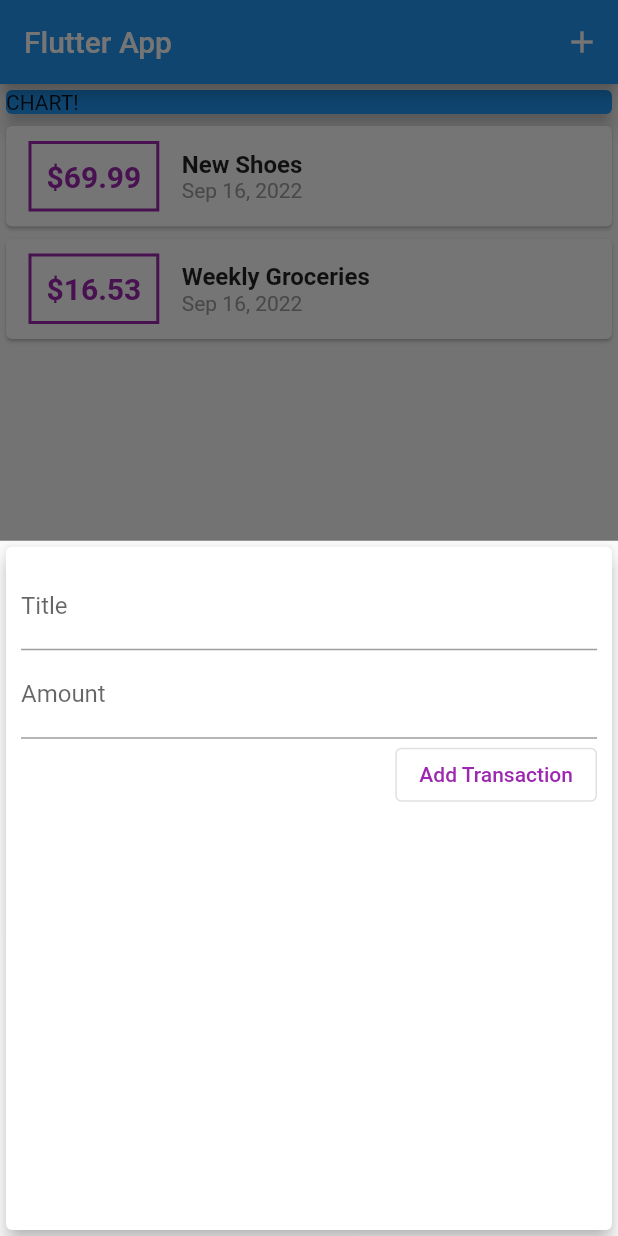
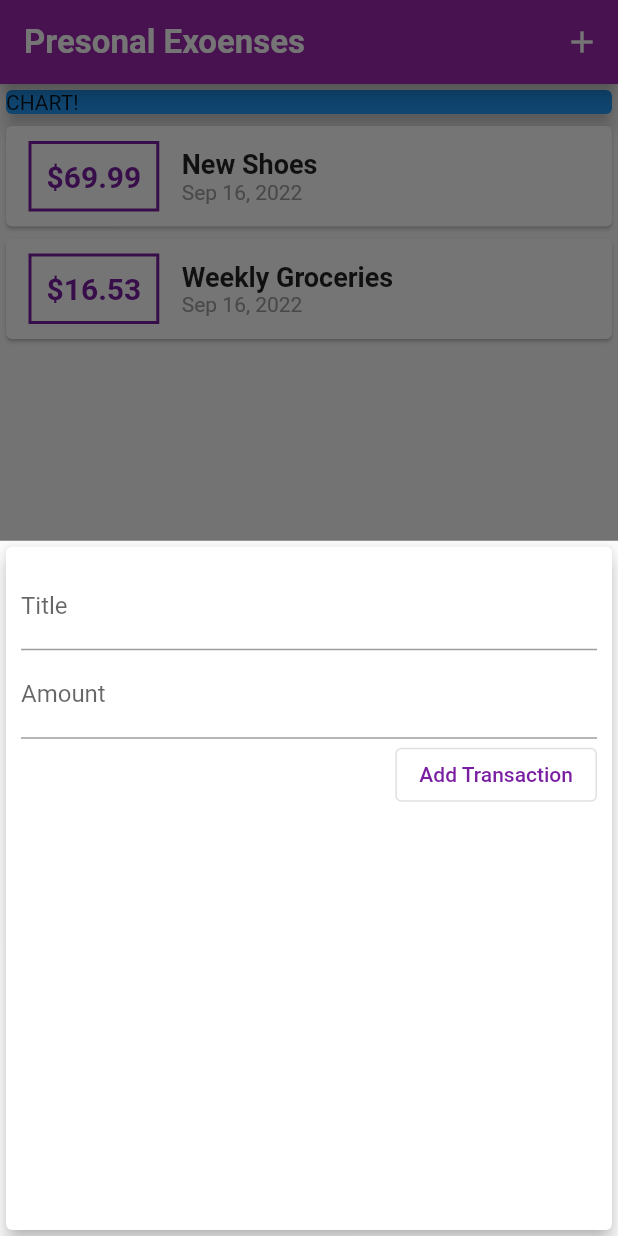
Before and after one commit to RakanW10/real_apps_01, a Flutter app: the screen it shows after launch, after a tap on the "add" icon, on a phone screen of 412 x 824 dp. Run offline on Flutter 3.47's test engine with Material 2 defaults, Android fonts, the phone set to English and light mode, and no system bars; Roboto replaces fonts that are missing (OpenSans).

Commit message:
after lecture98, added text fonts

```diff
--- a/lib/main.dart
+++ b/lib/main.dart
@@ -10,7 +10,25 @@ class MyApp extends StatelessWidget {
   @override
   Widget build(BuildContext context) {
     return MaterialApp(
-      title: 'Flutter App',
+      title: 'Presonal Exoenses', //this tilte for background mode
+      theme: ThemeData(
+        primarySwatch: Colors.purple,
+        accentColor: Colors.amber,
+        fontFamily: "Quicksand",
+        textTheme: ThemeData.light().textTheme.copyWith(
+              headline6: TextStyle(
+                  fontFamily: "OpenSans",
+                  fontSize: 18,
+                  fontWeight: FontWeight.bold),
+            ),
+        appBarTheme: AppBarTheme(
+          titleTextStyle: TextStyle(
+            fontFamily: "OpenSans",
+            fontSize: 22,
+            fontWeight: FontWeight.bold,
+          ),
+        ),
+      ),
       home: MyHomePage(),
     );
   }
@@ -69,7 +87,7 @@ class _MyHomePageState extends State<MyHomePage> {
   Widget build(BuildContext context) {
     return Scaffold(
       appBar: AppBar(
-        title: Text('Flutter App'),
+        title: Text('Presonal Exoenses'),
         actions: <Widget>[
           IconButton(
             icon: Icon(Icons.add),
--- a/lib/widgets/new_transaction.dart
+++ b/lib/widgets/new_transaction.dart
@@ -55,7 +55,8 @@ class _NewTransactionState extends State<NewTransaction> {
             ),
             OutlinedButton(
               child: Text('Add Transaction'),
-              style: OutlinedButton.styleFrom(foregroundColor: Colors.purple),
+              style: OutlinedButton.styleFrom(
+                  foregroundColor: Theme.of(context).primaryColorDark),
               onPressed: submitData,
             ),
           ],
--- a/lib/widgets/transaction_list.dart
+++ b/lib/widgets/transaction_list.dart
@@ -24,7 +24,7 @@ class TransactionList extends StatelessWidget {
                   ),
                   decoration: BoxDecoration(
                     border: Border.all(
-                      color: Colors.purple,
+                      color: Theme.of(context).primaryColorDark,
                       width: 2,
                     ),
                   ),
@@ -34,7 +34,7 @@ class TransactionList extends StatelessWidget {
                     style: TextStyle(
                       fontWeight: FontWeight.bold,
                       fontSize: 20,
-                      color: Colors.purple,
+                      color: Theme.of(context).primaryColorDark,
                     ),
                   ),
                 ),
@@ -43,10 +43,7 @@ class TransactionList extends StatelessWidget {
                   children: <Widget>[
                     Text(
                       transactions[index].title,
-                      style: TextStyle(
-                        fontSize: 16,
-                        fontWeight: FontWeight.bold,
-                      ),
+                      style: Theme.of(context).textTheme.titleLarge,
                     ),
                     Text(
                       DateFormat.yMMMd().format(transactions[index].date),
```
